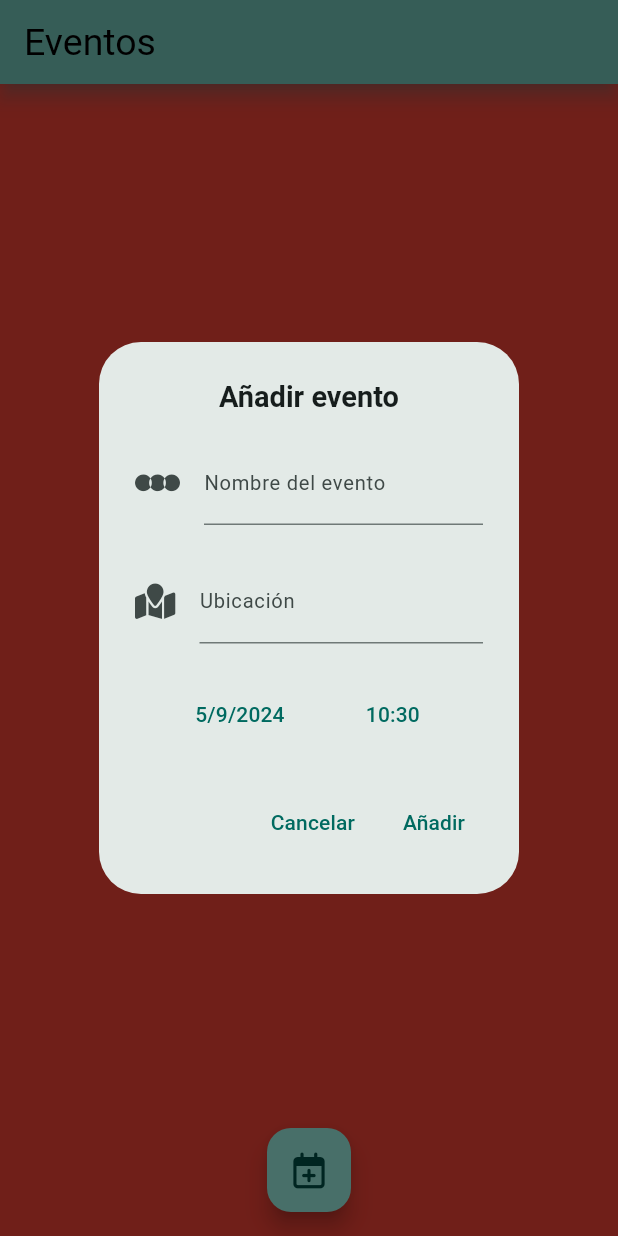
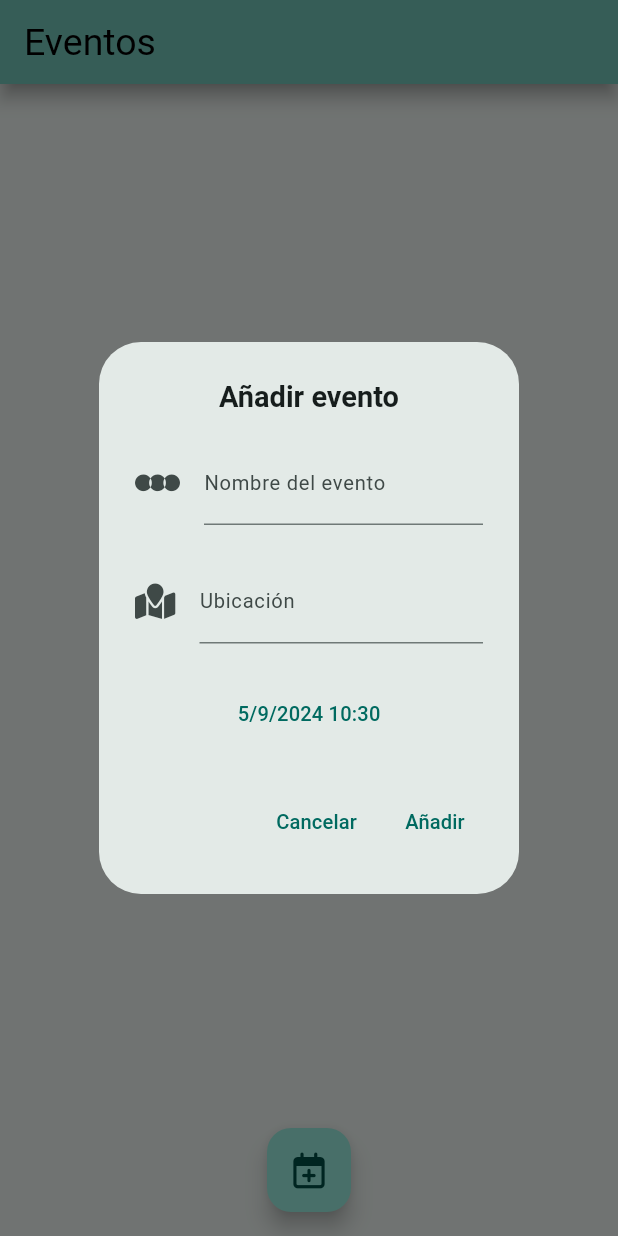
Before and after one commit to edd86/events_control, a Flutter app: the screen it shows after launch, after a tap on an icon or button, on a phone screen of 412 x 824 dp. Run offline on Flutter 3.47's test engine with Material 3 defaults, Android fonts, the phone set to English and light mode, and no system bars; our stand-ins replace font_awesome_flutter, google_fonts, sizer, sqflite; missing offline and left inert: omni_datetime_picker; accounts and stored records are empty; Roboto replaces fonts that are missing (Kanit).

Commit message:
event component updated, future in home page initialized

```diff
--- a/lib/data/database_helper.dart
+++ b/lib/data/database_helper.dart
@@ -1,4 +1,3 @@
-
 import 'package:events_control/data/sqlite_code.dart';
 import 'package:path/path.dart';
 import 'package:sqflite/sqflite.dart';
@@ -8,9 +7,7 @@ class DatabaseHelper {
   static Database? _database;
 
   Future<Database> get database async {
-    if (_database != null) {
-      _database = await _initDb('events.db');
-    }
+    _database ??= await _initDb('events.db');
     return _database!;
   }
 
--- a/lib/models/event.dart
+++ b/lib/models/event.dart
@@ -29,7 +29,6 @@ class Event {
 
   Map<String, dynamic> toMap() {
     return {
-      'id': id,
       'name': name,
       'date': date.toIso8601String(),
       'location': location,
--- a/lib/pages/components/event_dialog.dart
+++ b/lib/pages/components/event_dialog.dart
@@ -1,14 +1,25 @@
 import 'package:events_control/functions/date_time_functions.dart';
+import 'package:events_control/models/event.dart';
 import 'package:flutter/material.dart';
 import 'package:font_awesome_flutter/font_awesome_flutter.dart';
 import 'package:google_fonts/google_fonts.dart';
+import 'package:omni_datetime_picker/omni_datetime_picker.dart';
 import 'package:sizer/sizer.dart';
 
-class EventDialog extends StatelessWidget {
-  EventDialog({super.key});
+import '../../repository/event_repository.dart';
 
+class EventDialog extends StatefulWidget {
+  const EventDialog({super.key});
+
+  @override
+  State<EventDialog> createState() => _EventDialogState();
+}
+
+class _EventDialogState extends State<EventDialog> {
   final TextEditingController nameController = TextEditingController();
   final TextEditingController locationController = TextEditingController();
+  final googleStyle = GoogleFonts.kanit(fontSize: 15.sp);
+  DateTime now = DateTime.now();
 
   @override
   Widget build(BuildContext context) {
@@ -32,7 +43,7 @@ class EventDialog extends StatelessWidget {
                 icon: const FaIcon(FontAwesomeIcons.letterboxd),
                 label: Text(
                   'Nombre del evento',
-                  style: GoogleFonts.kanit(fontSize: 15.sp),
+                  style: googleStyle,
                 ),
               ),
             ),
@@ -42,42 +53,65 @@ class EventDialog extends StatelessWidget {
                 icon: const FaIcon(FontAwesomeIcons.mapLocation),
                 label: Text(
                   'Ubicación',
-                  style: GoogleFonts.kanit(fontSize: 15.sp),
+                  style: googleStyle,
                 ),
               ),
             ),
-            Row(
-              mainAxisAlignment: MainAxisAlignment.spaceEvenly,
-              children: [
-                TextButton(
-                  onPressed: () {},
-                  child: Text(
-                    DateTimeFunctions().dateToString(DateTime.now()),
-                  ),
-                ),
-                TextButton(
-                  onPressed: () {},
-                  child: Text(
-                    DateTimeFunctions().timeToString(DateTime.now()),
-                  ),
-                )
-              ],
-            )
+            TextButton(
+              child: Text(
+                '${DateTimeFunctions().dateToString(now)} ${DateTimeFunctions().timeToString(now)}',
+                style: googleStyle,
+              ),
+              onPressed: () async {
+                final DateTime? newDate = await showOmniDateTimePicker(
+                  context: context,
+                  is24HourMode: true,
+                  firstDate: now,
+                  initialDate: now,
+                );
+                if (newDate != null) {
+                  changeDateState(newDate);
+                }
+              },
+            ),
           ],
         ),
       ),
       actions: [
         TextButton(
+          child: Text(
+            'Cancelar',
+            style: googleStyle,
+          ),
           onPressed: () {
             Navigator.pop(context);
           },
-          child: const Text('Cancelar'),
         ),
         TextButton(
-          onPressed: () {},
-          child: const Text('Añadir'),
+          child: Text(
+            'Añadir',
+            style: googleStyle,
+          ),
+          onPressed: () async {
+            String name = nameController.text;
+            String location = locationController.text;
+            Event event = Event(
+              name: name,
+              location: location,
+              date: now,
+            );
+            final newEvent = await EventRepository().addEvent(event);
+            print(newEvent.name);
+            Navigator.pop(context);
+          },
         ),
       ],
     );
   }
+
+  void changeDateState(DateTime newDate) {
+    setState(() {
+      now = newDate;
+    });
+  }
 }
--- a/lib/pages/home_page.dart
+++ b/lib/pages/home_page.dart
@@ -1,7 +1,9 @@
+import 'package:events_control/pages/components/card_event.dart';
 import 'package:flutter/material.dart';
 import 'package:font_awesome_flutter/font_awesome_flutter.dart';
 import 'package:google_fonts/google_fonts.dart';
-
+import 'package:sizer/sizer.dart';
+import '../repository/event_repository.dart';
 import 'components/event_dialog.dart';
 
 class HomePage extends StatefulWidget {
@@ -29,9 +31,45 @@ class _HomePageState extends State<HomePage> {
           ),
           backgroundColor: Theme.of(context).colorScheme.inversePrimary,
         ),
-        //TODO: FutureBuilder to get the events from DB
-        body: Container(
-          color: Colors.red,
+
+        ///FutureBuilder to get the events from the database
+        ///Provider to get the events from the database
+        body: FutureBuilder(
+          future: EventRepository().getEvents(),
+          builder: (context, snapshot) {
+            if (snapshot.hasData) {
+              if (snapshot.data!.isEmpty) {
+                return Center(
+                  child: Text(
+                    'No hay eventos registrados',
+                    style: GoogleFonts.kanit(
+                      fontSize: 15.sp,
+                    ),
+                  ),
+                );
+              }
+              return ListView.builder(
+                itemCount: snapshot.data!.length,
+                itemBuilder: (context, index) {
+                  final event = snapshot.data![index];
+                  return CardEvent(event: event);
+                },
+              );
+            } else if (snapshot.hasError) {
+              return Center(
+                child: Text(
+                  'Error al obtener eventos',
+                  style: GoogleFonts.kanit(
+                    fontSize: 15.sp,
+                  ),
+                ),
+              );
+            } else {
+              return const Center(
+                child: CircularProgressIndicator(),
+              );
+            }
+          },
         ),
         floatingActionButtonLocation: FloatingActionButtonLocation.centerFloat,
         floatingActionButton: FloatingActionButton(
--- a/lib/repository/event_repository.dart
+++ b/lib/repository/event_repository.dart
@@ -5,7 +5,7 @@ import 'package:sqflite/sqflite.dart';
 class EventRepository {
   Future<Event> addEvent(Event event) async {
     final db = await DatabaseHelper().database;
-    final id = await db.insert('event', event.toMap(),
+    final id = await db.insert('events', event.toMap(),
         conflictAlgorithm: ConflictAlgorithm.replace);
     return event.copyWith(id: id);
   }
@@ -36,13 +36,13 @@ class EventRepository {
   Future<Event> updateEvent(Event event) async {
     final db = await DatabaseHelper().database;
     await db
-        .update('event', event.toMap(), where: 'id = ?', whereArgs: [event.id]);
+        .update('events', event.toMap(), where: 'id = ?', whereArgs: [event.id]);
     return event;
   }
 
   Future<Event> deleteEvent(Event event) async {
     final db = await DatabaseHelper().database;
-    await db.delete('event', where: 'id = ?', whereArgs: [event.id]);
+    await db.delete('events', where: 'id = ?', whereArgs: [event.id]);
     return event;
   }
 }
--- a/pubspec.yaml
+++ b/pubspec.yaml
@@ -33,6 +33,7 @@ dependencies:
     sdk: flutter
   font_awesome_flutter: ^10.7.0
   google_fonts: ^6.2.1
+  omni_datetime_picker: ^2.0.4
   path: ^1.9.0
   provider: ^6.1.2
   sizer: ^3.0.3
```
Also changed, not shown: lib/pages/components/card_event.dart (+18 -5 lines), pubspec.lock.
